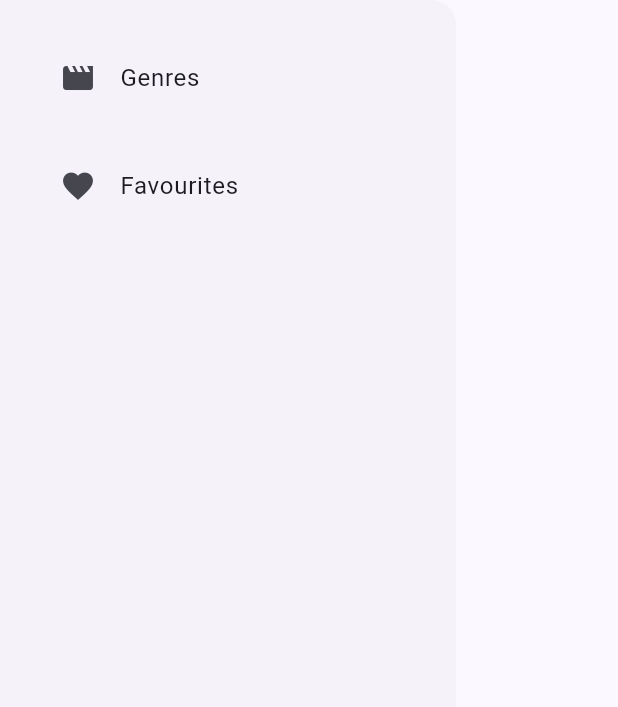
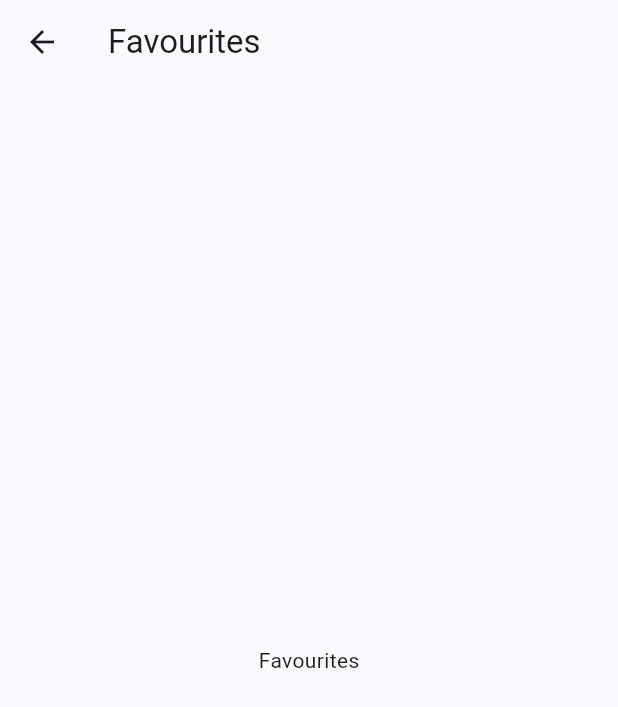
Before and after one commit to rossbuc/movie_list_app, a Flutter app: the NavigationDrawer widget shown alone on an empty page, opened directly, after a tap on "Favourites", on a phone screen of 412 x 824 dp. Shown: the top 707 px of the screen. Run offline on Flutter 3.47's test engine with Material 3 defaults, Android fonts, the light colour scheme and no system bars; our stand-ins replace flutter_dotenv; network calls fail.

Commit message:
Add route to favourites page

```diff
--- a/lib/main.dart
+++ b/lib/main.dart
@@ -179,7 +179,10 @@ class NavigationDrawer extends StatelessWidget {
           ListTile(
             leading: const Icon(Icons.favorite),
             title: const Text("Favourites"),
-            onTap: () {},
+            onTap: () {
+              Navigator.of(context).push(MaterialPageRoute(
+                  builder: (context) => const FavouritesPage()));
+            },
           )
         ],
       ),
@@ -202,3 +205,19 @@ class GenresPage extends StatelessWidget {
     );
   }
 }
+
+class FavouritesPage extends StatelessWidget {
+  const FavouritesPage({super.key});
+
+  @override
+  Widget build(BuildContext context) {
+    return Scaffold(
+      appBar: AppBar(
+        title: const Text("Favourites"),
+      ),
+      body: const Center(
+        child: Text("Favourites"),
+      ),
+    );
+  }
+}
```
